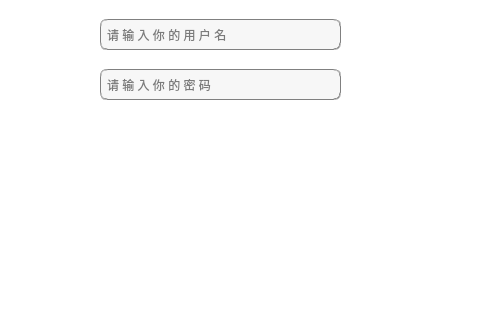
monkeyking-hub/fly_manage_system, file loginwindow.ui: the form before one commit; both pictures show x 0 to 480 and y 280 to 600 of the 800 by 600 pixel window.
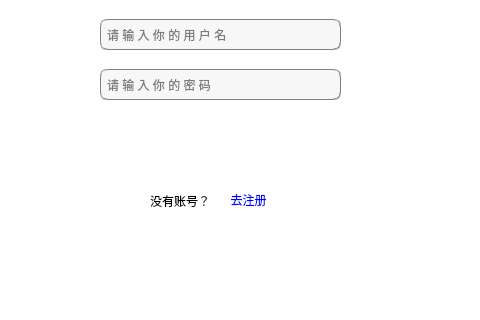
The form after the commit.

Commit message:
添加按钮效果和登录跳转注册
登录和注册按钮都添加了悬停和点击的效果，点击注册按钮可以跳转到注册界面

Patch:
```diff
--- a/loginwindow.ui
+++ b/loginwindow.ui
@@ -144,6 +144,56 @@
      <string/>
     </property>
    </widget>
+   <widget class="QWidget" name="layoutWidget">
+    <property name="geometry">
+     <rect>
+      <x>150</x>
+      <y>470</y>
+      <width>129</width>
+      <height>21</height>
+     </rect>
+    </property>
+    <layout class="QHBoxLayout" name="horizontalLayout">
+     <item>
+      <widget class="QLabel" name="label">
+       <property name="styleSheet">
+        <string notr="true">font-size:12px</string>
+       </property>
+       <property name="text">
+        <string>没有账号？</string>
+       </property>
+      </widget>
+     </item>
+     <item>
+      <widget class="QPushButton" name="pushButton_sign_up">
+       <property name="styleSheet">
+        <string notr="true">QPushButton {
+    border: none;
+    background-color: transparent;
+    font-size: 12px;
+    color: blue; /* 默认文字颜色 */
+}
+
+/* 鼠标悬停效果 */
+QPushButton:hover {
+    color: blue; /* 鼠标悬停时文字颜色变蓝 */
+    text-decoration: underline; /* 鼠标悬停时添加下划线 */
+}
+
+/* 按下效果 */
+QPushButton:pressed {
+    color: darkblue; /* 按下时文字变为深蓝色 */
+    padding: 2px; /* 模拟按钮按下的轻微位移 */
+}
+</string>
+       </property>
+       <property name="text">
+        <string>去注册</string>
+       </property>
+      </widget>
+     </item>
+    </layout>
+   </widget>
   </widget>
   <widget class="QMenuBar" name="menubar">
    <property name="geometry">
```
Left out of the diff: 46 changed lines with no effect on the pictures. The commit also changes 5 other files.
